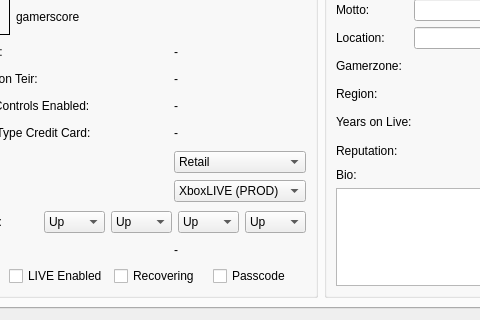
The window that Velocity/profileeditor.ui (hetelek/Velocity) describes before a commit, drawn with Qt 5; both pictures show x 88 to 568 and y 104 to 424 of the 920 by 424 pixel window.
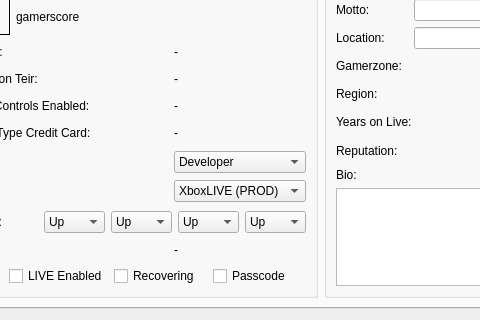
The same window after the commit. Icons and pictures are not drawn.

Commit message: started loading account information

Diff of the .ui file:
```diff
--- a/Velocity/profileeditor.ui
+++ b/Velocity/profileeditor.ui
@@ -166,11 +166,6 @@
            <layout class="QVBoxLayout" name="verticalLayout_4">
             <item>
              <widget class="QComboBox" name="cmbxConsoleType">
-              <item>
-               <property name="text">
-                <string>Retail</string>
-               </property>
-              </item>
               <item>
                <property name="text">
                 <string>Developer</string>
```
Left out of the diff: 13 changed lines with no effect on the pictures. The commit also changes 2 other files.
